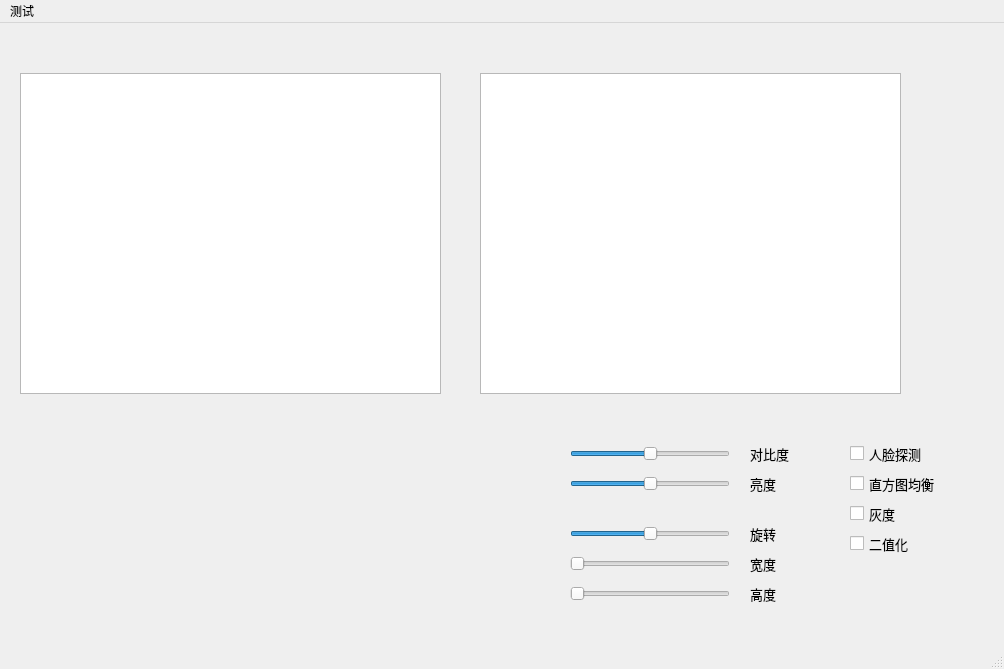
Qt form matlab-gui/matlab-gui.ui (linwe2012/matlab) before a commit.
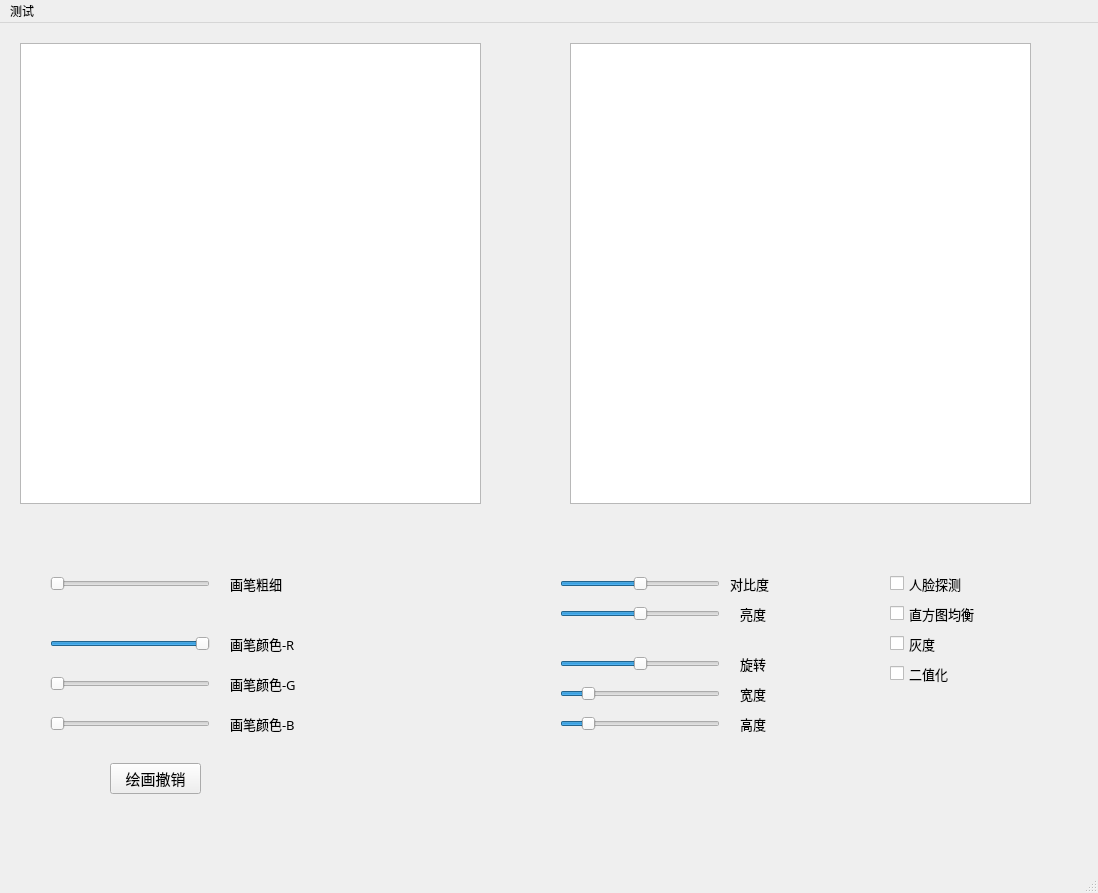
The same form after that commit.

The edit to the form file:
```diff
--- a/matlab-gui/matlab-gui.ui
+++ b/matlab-gui/matlab-gui.ui
@@ -6,8 +6,8 @@
    <rect>
     <x>0</x>
     <y>0</y>
-    <width>1004</width>
-    <height>669</height>
+    <width>1098</width>
+    <height>893</height>
    </rect>
   </property>
   <property name="windowTitle">
@@ -17,8 +17,8 @@
    <widget class="QSlider" name="contrast">
     <property name="geometry">
      <rect>
-      <x>570</x>
-      <y>420</y>
+      <x>560</x>
+      <y>550</y>
       <width>160</width>
       <height>22</height>
      </rect>
@@ -43,27 +43,27 @@
     <property name="geometry">
      <rect>
       <x>20</x>
-      <y>50</y>
-      <width>421</width>
-      <height>321</height>
+      <y>20</y>
+      <width>461</width>
+      <height>461</height>
      </rect>
     </property>
    </widget>
    <widget class="QGraphicsView" name="view2">
     <property name="geometry">
      <rect>
-      <x>480</x>
-      <y>50</y>
-      <width>421</width>
-      <height>321</height>
+      <x>570</x>
+      <y>20</y>
+      <width>461</width>
+      <height>461</height>
      </rect>
     </property>
    </widget>
    <widget class="QSlider" name="brightness">
     <property name="geometry">
      <rect>
-      <x>570</x>
-      <y>450</y>
+      <x>560</x>
+      <y>580</y>
       <width>160</width>
       <height>22</height>
      </rect>
@@ -81,8 +81,8 @@
    <widget class="QLabel" name="label">
     <property name="geometry">
      <rect>
-      <x>750</x>
-      <y>420</y>
+      <x>730</x>
+      <y>550</y>
       <width>61</width>
       <height>21</height>
      </rect>
@@ -100,8 +100,8 @@
    <widget class="QLabel" name="label_2">
     <property name="geometry">
      <rect>
-      <x>750</x>
-      <y>450</y>
+      <x>740</x>
+      <y>580</y>
       <width>61</width>
       <height>21</height>
      </rect>
@@ -119,8 +119,8 @@
    <widget class="QSlider" name="rotate">
     <property name="geometry">
      <rect>
-      <x>570</x>
-      <y>500</y>
+      <x>560</x>
+      <y>630</y>
       <width>160</width>
       <height>22</height>
      </rect>
@@ -138,8 +138,8 @@
    <widget class="QLabel" name="label_3">
     <property name="geometry">
      <rect>
-      <x>750</x>
-      <y>500</y>
+      <x>740</x>
+      <y>630</y>
       <width>61</width>
       <height>21</height>
      </rect>
@@ -157,8 +157,8 @@
    <widget class="QSlider" name="width">
     <property name="geometry">
      <rect>
-      <x>570</x>
-      <y>530</y>
+      <x>560</x>
+      <y>660</y>
       <width>160</width>
       <height>22</height>
      </rect>
@@ -167,10 +167,10 @@
      <number>1</number>
     </property>
     <property name="maximum">
-     <number>4</number>
+     <number>8</number>
     </property>
     <property name="value">
-     <number>1</number>
+     <number>2</number>
     </property>
     <property name="orientation">
      <enum>Qt::Horizontal</enum>
@@ -179,8 +179,8 @@
    <widget class="QSlider" name="height">
     <property name="geometry">
      <rect>
-      <x>570</x>
-      <y>560</y>
+      <x>560</x>
+      <y>690</y>
       <width>160</width>
       <height>22</height>
      </rect>
@@ -189,10 +189,10 @@
      <number>1</number>
     </property>
     <property name="maximum">
-     <number>4</number>
+     <number>8</number>
     </property>
     <property name="value">
-     <number>1</number>
+     <number>2</number>
     </property>
     <property name="orientation">
      <enum>Qt::Horizontal</enum>
@@ -201,8 +201,8 @@
    <widget class="QLabel" name="label_4">
     <property name="geometry">
      <rect>
-      <x>750</x>
-      <y>530</y>
+      <x>740</x>
+      <y>660</y>
       <width>61</width>
       <height>21</height>
      </rect>
@@ -220,8 +220,8 @@
    <widget class="QLabel" name="label_5">
     <property name="geometry">
      <rect>
-      <x>750</x>
-      <y>560</y>
+      <x>740</x>
+      <y>690</y>
       <width>61</width>
       <height>21</height>
      </rect>
@@ -239,8 +239,8 @@
    <widget class="QCheckBox" name="face">
     <property name="geometry">
      <rect>
-      <x>850</x>
-      <y>420</y>
+      <x>890</x>
+      <y>550</y>
       <width>101</width>
       <height>21</height>
      </rect>
@@ -258,8 +258,8 @@
    <widget class="QCheckBox" name="equalize">
     <property name="geometry">
      <rect>
-      <x>850</x>
-      <y>450</y>
+      <x>890</x>
+      <y>580</y>
       <width>121</width>
       <height>21</height>
      </rect>
@@ -277,8 +277,8 @@
    <widget class="QCheckBox" name="gray">
     <property name="geometry">
      <rect>
-      <x>850</x>
-      <y>480</y>
+      <x>890</x>
+      <y>610</y>
       <width>121</width>
       <height>21</height>
      </rect>
@@ -302,8 +302,8 @@
     </property>
     <property name="geometry">
      <rect>
-      <x>850</x>
-      <y>510</y>
+      <x>890</x>
+      <y>640</y>
       <width>121</width>
       <height>21</height>
      </rect>
@@ -324,6 +324,388 @@
      <bool>false</bool>
     </property>
    </widget>
+   <widget class="QWidget" name="verticalLayoutWidget">
+    <property name="geometry">
+     <rect>
+      <x>570</x>
+      <y>20</y>
+      <width>431</width>
+      <height>431</height>
+     </rect>
+    </property>
+    <layout class="QVBoxLayout" name="layout">
+     <property name="leftMargin">
+      <number>0</number>
+     </property>
+     <property name="topMargin">
+      <number>0</number>
+     </property>
+     <property name="rightMargin">
+      <number>0</number>
+     </property>
+     <property name="bottomMargin">
+      <number>0</number>
+     </property>
+    </layout>
+   </widget>
+   <widget class="QSlider" name="penSize">
+    <property name="geometry">
+     <rect>
+      <x>50</x>
+      <y>550</y>
+      <width>160</width>
+      <height>22</height>
+     </rect>
+    </property>
+    <property name="minimum">
+     <number>1</number>
+    </property>
+    <property name="maximum">
+     <number>15</number>
+    </property>
+    <property name="orientation">
+     <enum>Qt::Horizontal</enum>
+    </property>
+   </widget>
+   <widget class="QLabel" name="label_6">
+    <property name="geometry">
+     <rect>
+      <x>230</x>
+      <y>550</y>
+      <width>81</width>
+      <height>21</height>
+     </rect>
+    </property>
+    <property name="font">
+     <font>
+      <family>黑体</family>
+      <pointsize>10</pointsize>
+     </font>
+    </property>
+    <property name="text">
+     <string>画笔粗细</string>
+    </property>
+   </widget>
+   <widget class="QSlider" name="penColorR">
+    <property name="geometry">
+     <rect>
+      <x>50</x>
+      <y>610</y>
+      <width>160</width>
+      <height>22</height>
+     </rect>
+    </property>
+    <property name="maximum">
+     <number>255</number>
+    </property>
+    <property name="value">
+     <number>255</number>
+    </property>
+    <property name="sliderPosition">
+     <number>255</number>
+    </property>
+    <property name="orientation">
+     <enum>Qt::Horizontal</enum>
+    </property>
+   </widget>
+   <widget class="QLabel" name="label_7">
+    <property name="geometry">
+     <rect>
+      <x>230</x>
+      <y>610</y>
+      <width>101</width>
+      <height>21</height>
+     </rect>
+    </property>
+    <property name="font">
+     <font>
+      <family>黑体</family>
+      <pointsize>10</pointsize>
+     </font>
+    </property>
+    <property name="text">
+     <string>画笔颜色-R</string>
+    </property>
+   </widget>
+   <widget class="QSlider" name="penColorG">
+    <property name="geometry">
+     <rect>
+      <x>50</x>
+      <y>650</y>
+      <width>160</width>
+      <height>22</height>
+     </rect>
+    </property>
+    <property name="maximum">
+     <number>255</number>
+    </property>
+    <property name="value">
+     <number>0</number>
+    </property>
+    <property name="orientation">
+     <enum>Qt::Horizontal</enum>
+    </property>
+   </widget>
+   <widget class="QLabel" name="label_8">
+    <property name="geometry">
+     <rect>
+      <x>230</x>
+      <y>650</y>
+      <width>91</width>
+      <height>21</height>
+     </rect>
+    </property>
+    <property name="font">
+     <font>
+      <family>黑体</family>
+      <pointsize>10</pointsize>
+     </font>
+    </property>
+    <property name="text">
+     <string>画笔颜色-G</string>
+    </property>
+   </widget>
+   <widget class="QSlider" name="penColorB">
+    <property name="geometry">
+     <rect>
+      <x>50</x>
+      <y>690</y>
+      <width>160</width>
+      <height>22</height>
+     </rect>
+    </property>
+    <property name="maximum">
+     <number>255</number>
+    </property>
+    <property name="value">
+     <number>0</number>
+    </property>
+    <property name="orientation">
+     <enum>Qt::Horizontal</enum>
+    </property>
+   </widget>
+   <widget class="QLabel" name="label_9">
+    <property name="geometry">
+     <rect>
+      <x>230</x>
+      <y>690</y>
+      <width>91</width>
+      <height>21</height>
+     </rect>
+    </property>
+    <property name="font">
+     <font>
+      <family>黑体</family>
+      <pointsize>10</pointsize>
+     </font>
+    </property>
+    <property name="text">
+     <string>画笔颜色-B</string>
+    </property>
+   </widget>
+   <widget class="QPushButton" name="cancel">
+    <property name="geometry">
+     <rect>
+      <x>110</x>
+      <y>740</y>
+      <width>91</width>
+      <height>31</height>
+     </rect>
+    </property>
+    <property name="font">
+     <font>
+      <family>黑体</family>
+      <pointsize>11</pointsize>
+     </font>
+    </property>
+    <property name="text">
+     <string>绘画撤销</string>
+    </property>
+   </widget>
+   <widget class="QLabel" name="color">
+    <property name="geometry">
+     <rect>
+      <x>400</x>
+      <y>620</y>
+      <width>72</width>
+      <height>71</height>
+     </rect>
+    </property>
+    <property name="text">
+     <string/>
+    </property>
+   </widget>
+   <widget class="QLabel" name="RDisp">
+    <property name="geometry">
+     <rect>
+      <x>330</x>
+      <y>610</y>
+      <width>51</width>
+      <height>21</height>
+     </rect>
+    </property>
+    <property name="font">
+     <font>
+      <family>黑体</family>
+      <pointsize>10</pointsize>
+     </font>
+    </property>
+    <property name="text">
+     <string/>
+    </property>
+   </widget>
+   <widget class="QLabel" name="GDisp">
+    <property name="geometry">
+     <rect>
+      <x>330</x>
+      <y>650</y>
+      <width>51</width>
+      <height>21</height>
+     </rect>
+    </property>
+    <property name="font">
+     <font>
+      <family>黑体</family>
+      <pointsize>10</pointsize>
+     </font>
+    </property>
+    <property name="text">
+     <string/>
+    </property>
+   </widget>
+   <widget class="QLabel" name="BDisp">
+    <property name="geometry">
+     <rect>
+      <x>330</x>
+      <y>690</y>
+      <width>51</width>
+      <height>21</height>
+     </rect>
+    </property>
+    <property name="font">
+     <font>
+      <family>黑体</family>
+      <pointsize>10</pointsize>
+     </font>
+    </property>
+    <property name="text">
+     <string/>
+    </property>
+   </widget>
+   <widget class="QLabel" name="sizeDisp">
+    <property name="geometry">
+     <rect>
+      <x>330</x>
+      <y>550</y>
+      <width>51</width>
+      <height>21</height>
+     </rect>
+    </property>
+    <property name="font">
+     <font>
+      <family>黑体</family>
+      <pointsize>10</pointsize>
+     </font>
+    </property>
+    <property name="text">
+     <string/>
+    </property>
+   </widget>
+   <widget class="QLabel" name="contrastDisp">
+    <property name="geometry">
+     <rect>
+      <x>800</x>
+      <y>550</y>
+      <width>51</width>
+      <height>21</height>
+     </rect>
+    </property>
+    <property name="font">
+     <font>
+      <family>黑体</family>
+      <pointsize>10</pointsize>
+     </font>
+    </property>
+    <property name="text">
+     <string/>
+    </property>
+   </widget>
+   <widget class="QLabel" name="brightDisp">
+    <property name="geometry">
+     <rect>
+      <x>800</x>
+      <y>580</y>
+      <width>51</width>
+      <height>21</height>
+     </rect>
+    </property>
+    <property name="font">
+     <font>
+      <family>黑体</family>
+      <pointsize>10</pointsize>
+     </font>
+    </property>
+    <property name="text">
+     <string/>
+    </property>
+   </widget>
+   <widget class="QLabel" name="rotDisp">
+    <property name="geometry">
+     <rect>
+      <x>800</x>
+      <y>630</y>
+      <width>51</width>
+      <height>21</height>
+     </rect>
+    </property>
+    <property name="font">
+     <font>
+      <family>黑体</family>
+      <pointsize>10</pointsize>
+     </font>
+    </property>
+    <property name="text">
+     <string/>
+    </property>
+   </widget>
+   <widget class="QLabel" name="widthDisp">
+    <property name="geometry">
+     <rect>
+      <x>800</x>
+      <y>660</y>
+      <width>51</width>
+      <height>21</height>
+     </rect>
+    </property>
+    <property name="font">
+     <font>
+      <family>黑体</family>
+      <pointsize>10</pointsize>
+     </font>
+    </property>
+    <property name="text">
+     <string/>
+    </property>
+   </widget>
+   <widget class="QLabel" name="heightDisp">
+    <property name="geometry">
+     <rect>
+      <x>800</x>
+      <y>690</y>
+      <width>51</width>
+      <height>21</height>
+     </rect>
+    </property>
+    <property name="font">
+     <font>
+      <family>黑体</family>
+      <pointsize>10</pointsize>
+     </font>
+    </property>
+    <property name="text">
+     <string/>
+    </property>
+   </widget>
   </widget>
   <widget class="QStatusBar" name="statusBar"/>
   <widget class="QMenuBar" name="menuBar">
@@ -331,7 +713,7 @@
     <rect>
      <x>0</x>
      <y>0</y>
-     <width>1004</width>
+     <width>1098</width>
      <height>26</height>
     </rect>
    </property>
```
